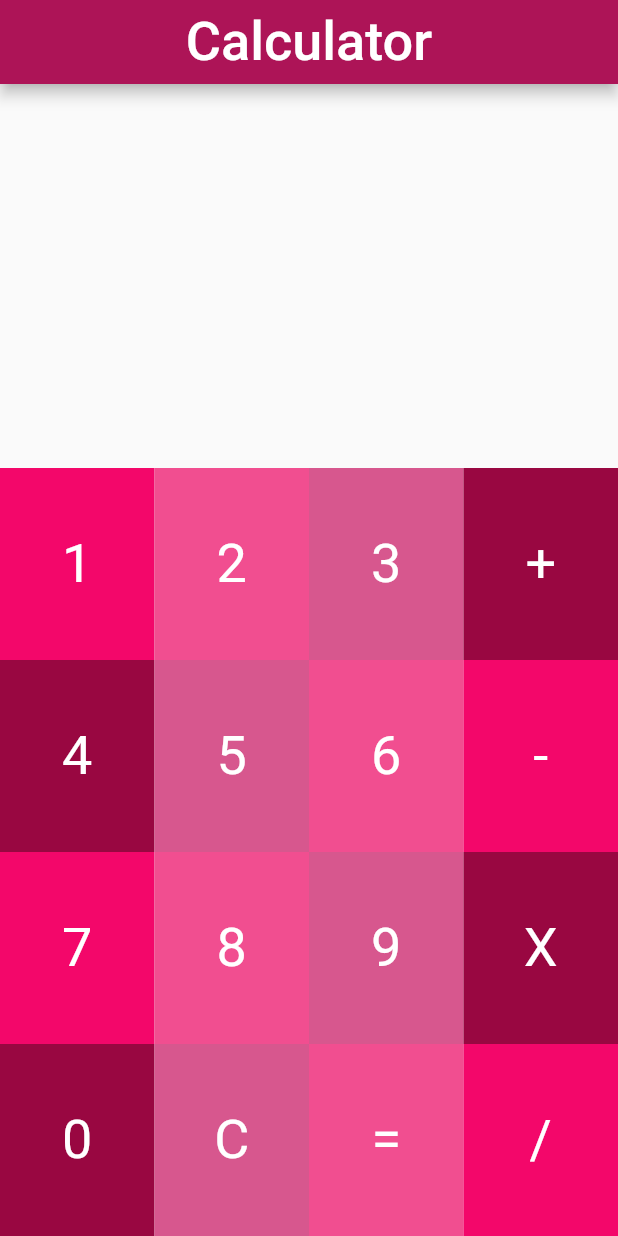
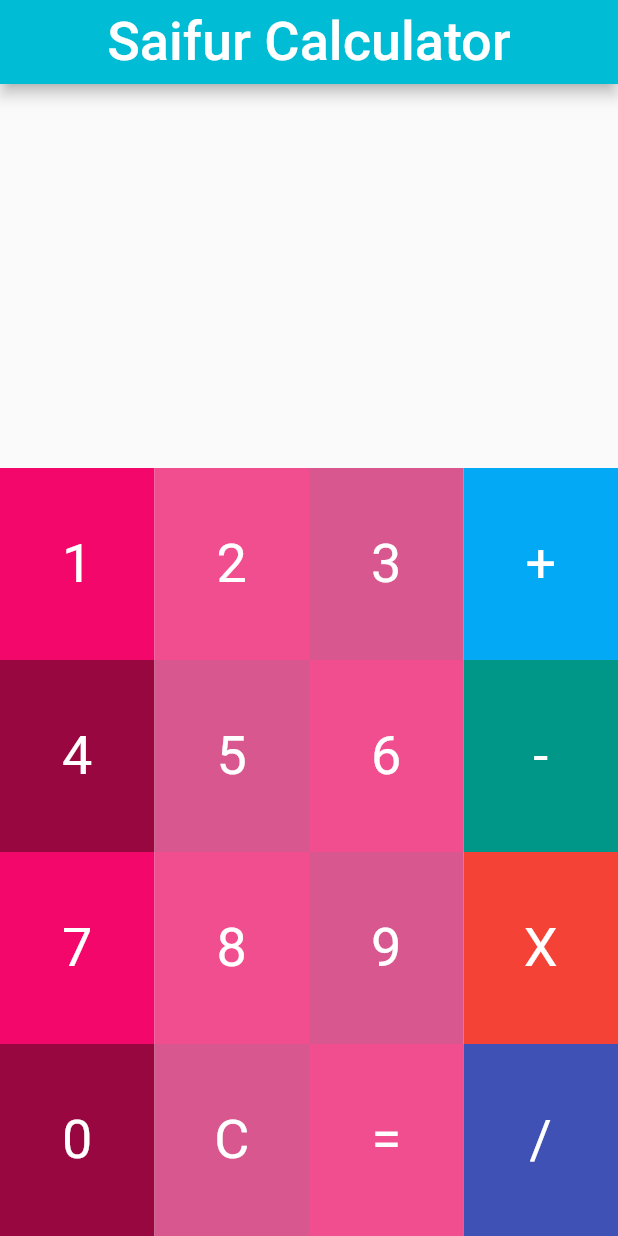
Before and after one commit to saifur2233/Flutter_App-Calculator-, a Flutter app: the screen it shows after launch, on a phone screen of 412 x 824 dp. Run offline on Flutter 3.47's test engine with Material 2 defaults, Android fonts, the phone set to English and light mode, and no system bars; missing offline and left inert: dart:ffi.

Commit message:
Second Commit

```diff
--- a/lib/main.dart
+++ b/lib/main.dart
@@ -21,15 +21,13 @@ class _CalculatorState extends State<Calculator> {
   @override
   Widget build(BuildContext context) {
     return MaterialApp(
-
-
-
+      debugShowCheckedModeBanner: false,
       home: Scaffold(
 
         appBar: AppBar(
           centerTitle: true,
-          backgroundColor: Color(0xFFAD1457),
-          title: Text('Calculator',
+          backgroundColor: Colors.cyan,
+          title: Text('Saifur Calculator',
           style: TextStyle(
             fontSize: 36.0,
 
@@ -265,7 +263,7 @@ class _CalculatorState extends State<Calculator> {
 
                         child: Text('+', style: TextStyle(fontSize: 36.0, color: Colors.white),),
 
-                        color: Color(0xFF990741),
+                        color: Colors.lightBlue,
                         alignment: Alignment.center,
 
                       ),
@@ -476,7 +474,7 @@ class _CalculatorState extends State<Calculator> {
 
                         child: Text('-', style: TextStyle(fontSize: 36.0, color: Colors.white),),
 
-                        color: Color(0xFFF3076A),
+                        color: Colors.teal,
                         alignment: Alignment.center,
 
                       ),
@@ -686,7 +684,7 @@ class _CalculatorState extends State<Calculator> {
 
                         child: Text('X', style: TextStyle(fontSize: 36.0, color: Colors.white),),
 
-                        color: Color(0xFF990741),
+                        color: Colors.red,
                         alignment: Alignment.center,
 
                       ),
@@ -866,7 +864,7 @@ class _CalculatorState extends State<Calculator> {
 
                         child: Text('/', style: TextStyle(fontSize: 36.0, color: Colors.white),),
 
-                        color: Color(0xFFF3076A),
+                        color: Colors.indigo,
                         alignment: Alignment.center,
 
                       ),
```
